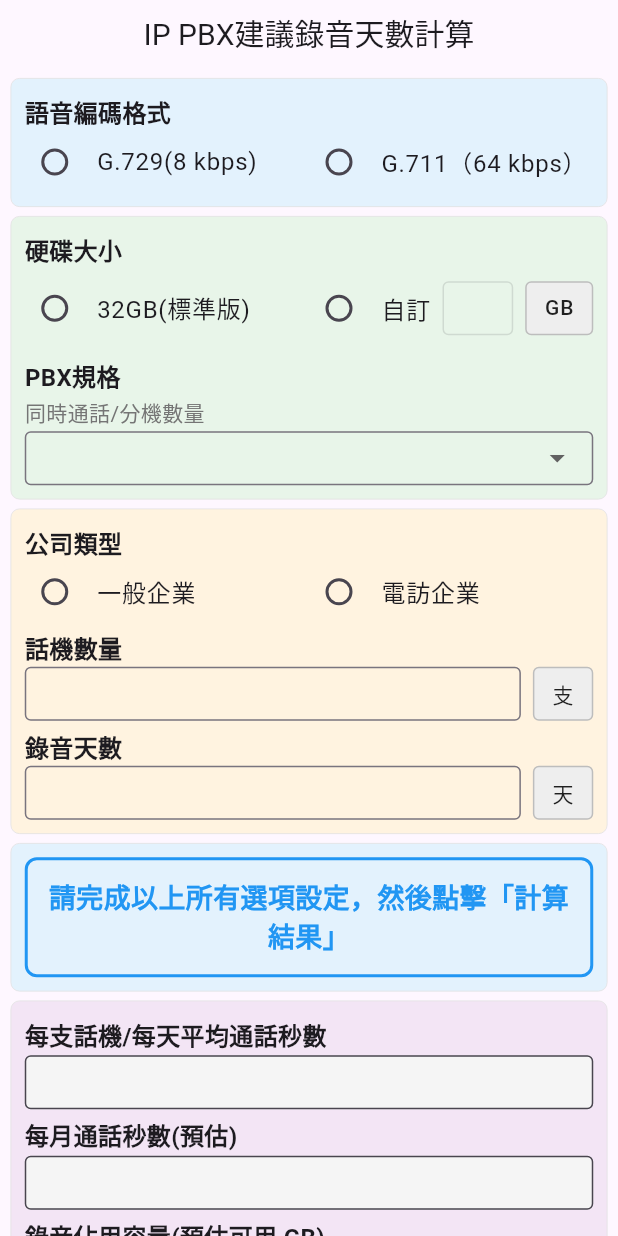
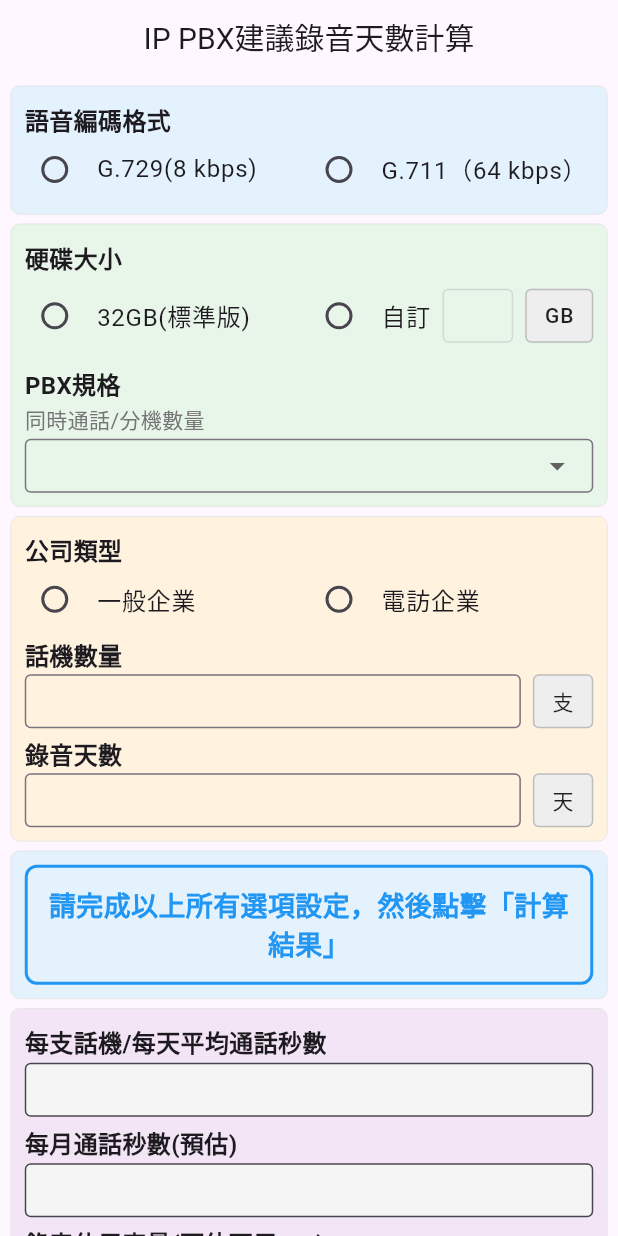
Before and after one commit to yyuchen-workspace/capacity-calculator, a Flutter app: the screen it shows after launch, on a phone screen of 412 x 824 dp. Run offline on Flutter 3.47's test engine with Material 3 defaults, Android fonts, the phone set to English and light mode, and no system bars.

Commit message:
Adjust UI spacing for better visual balance
- Increase AppBar height: desktop 60px, mobile 50px (from 45px)
- Increase desktop button top spacing from 48px to 64px
- Increase desktop button bottom spacing from 24px to 32px
- Increase mobile button top spacing from 9px to 16px
- Improve overall visual hierarchy and breathing room

🤖 Generated with [Claude Code](https://claude.ai/code)

Co-Authored-By: Claude <noreply@anthropic.com>

```diff
--- a/lib/main.dart
+++ b/lib/main.dart
@@ -902,7 +902,7 @@ ${actualUsableCapacity}G-1GB(系統區)-$pbxDataArea='${actualRecordingCapacity}
         _buildInputSections(context),
         _buildNotificationCard(),
         _buildResultsSection(context),
-        SizedBox(height: 9),
+        SizedBox(height: 16),
         _buildActionButtons(),
       ],
     );
@@ -927,9 +927,9 @@ ${actualUsableCapacity}G-1GB(系統區)-$pbxDataArea='${actualRecordingCapacity}
               child: Column(
                 children: [
                   _buildResultsSection(context),
-                  SizedBox(height: 48),
+                  SizedBox(height: 64),
                   _buildActionButtons(),
-                  SizedBox(height: 24),
+                  SizedBox(height: 32),
                 ],
               ),
             ),
@@ -949,7 +949,7 @@ ${actualUsableCapacity}G-1GB(系統區)-$pbxDataArea='${actualRecordingCapacity}
       appBar: AppBar(
         title: Text('IP PBX建議錄音天數計算', style: TextStyle(fontSize: isDesktop ? 24 : 20)),
         centerTitle: true,
-        toolbarHeight: 45,
+        toolbarHeight: isDesktop ? 60 : 50,
       ),
       body: Center(
         child: SingleChildScrollView(
```
